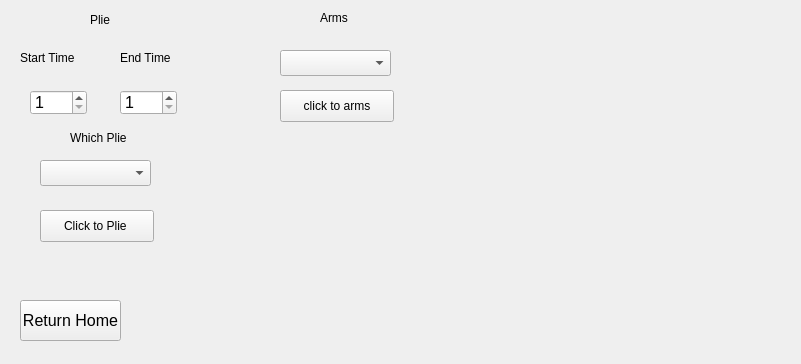
Qt form resources/widget/PhysicWidget/Widget.ui (cnbdragon/GundamPy) before a commit.
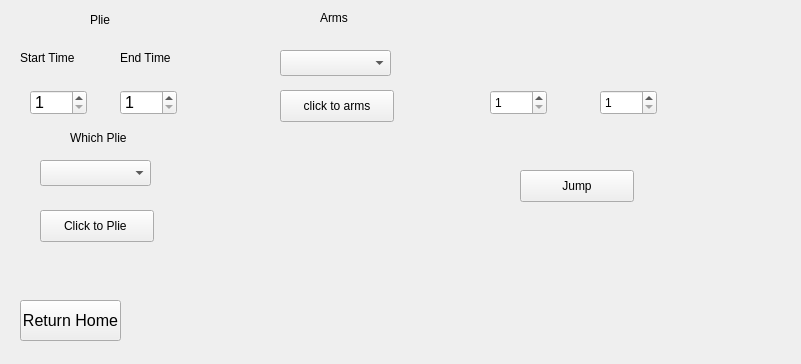
The same form after that commit.

What changed in the file:
```diff
--- a/resources/widget/PhysicWidget/Widget.ui
+++ b/resources/widget/PhysicWidget/Widget.ui
@@ -187,6 +187,57 @@
     <string>click to arms</string>
    </property>
   </widget>
+  <widget class="QPushButton" name="jumpBtn">
+   <property name="geometry">
+    <rect>
+     <x>520</x>
+     <y>170</y>
+     <width>114</width>
+     <height>32</height>
+    </rect>
+   </property>
+   <property name="text">
+    <string>Jump</string>
+   </property>
+  </widget>
+  <widget class="QSpinBox" name="startTimeBox_2">
+   <property name="geometry">
+    <rect>
+     <x>490</x>
+     <y>90</y>
+     <width>57</width>
+     <height>25</height>
+    </rect>
+   </property>
+   <property name="minimum">
+    <number>1</number>
+   </property>
+   <property name="maximum">
+    <number>200</number>
+   </property>
+   <property name="value">
+    <number>1</number>
+   </property>
+  </widget>
+  <widget class="QSpinBox" name="endTimeBox_2">
+   <property name="geometry">
+    <rect>
+     <x>600</x>
+     <y>90</y>
+     <width>57</width>
+     <height>25</height>
+    </rect>
+   </property>
+   <property name="minimum">
+    <number>1</number>
+   </property>
+   <property name="maximum">
+    <number>200</number>
+   </property>
+   <property name="value">
+    <number>1</number>
+   </property>
+  </widget>
  </widget>
  <resources/>
  <connections/>
```
